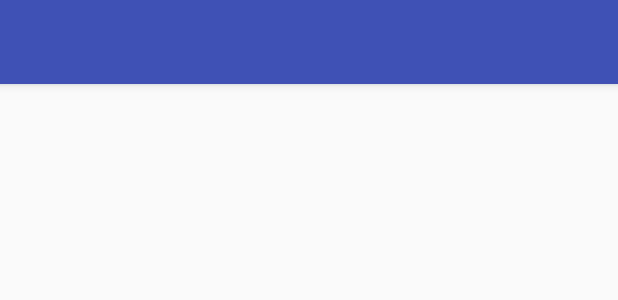
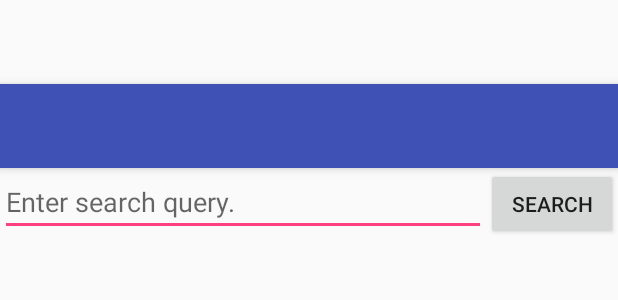
Before and after one commit to nidhik/NYTSearch, an Android app: the layout activity_search.xml on its own in the app's theme, with its tools: preview values and no code run, on a phone screen of 412 x 824 dp. Shown: the top 300 px of the screen. Run offline under Robolectric (Android 15) with nearby library versions, the phone set to English and light mode, and no system bars.

Commit message:
Start laying out main search view.

```diff
--- a/app/src/main/res/layout/activity_search.xml
+++ b/app/src/main/res/layout/activity_search.xml
@@ -1,5 +1,5 @@
 <?xml version="1.0" encoding="utf-8"?>
-<RelativeLayout xmlns:android="http://schemas.android.com/apk/res/android"
+<android.support.design.widget.CoordinatorLayout xmlns:android="http://schemas.android.com/apk/res/android"
     xmlns:app="http://schemas.android.com/apk/res-auto"
     xmlns:tools="http://schemas.android.com/tools"
     android:layout_width="match_parent"
@@ -21,5 +21,7 @@
 
     </android.support.design.widget.AppBarLayout>
 
+    <include layout="@layout/content_search" />
 
-</RelativeLayout>
+
+</android.support.design.widget.CoordinatorLayout>
--- /dev/null
+++ b/app/src/main/res/layout/content_search.xml
@@ -0,0 +1,38 @@
+<?xml version="1.0" encoding="utf-8"?>
+<RelativeLayout xmlns:android="http://schemas.android.com/apk/res/android"
+    xmlns:app="http://schemas.android.com/apk/res-auto"
+    xmlns:tools="http://schemas.android.com/tools"
+    android:layout_width="match_parent"
+    android:layout_height="match_parent"
+    app:layout_behavior="@string/appbar_scrolling_view_behavior"
+    tools:context="com.spitfireathlete.nidhi.nytsearch.SearchActivity"
+    tools:showIn="@layout/activity_search">
+
+
+    <EditText
+        android:layout_width="wrap_content"
+        android:layout_height="wrap_content"
+        android:id="@+id/editText"
+        android:layout_alignParentTop="true"
+        android:layout_alignParentLeft="true"
+        android:layout_alignParentStart="true"
+        android:layout_toLeftOf="@+id/button"
+        android:layout_toStartOf="@+id/button"
+        android:hint="@string/etSearchHint" />
+
+    <Button
+        android:layout_width="wrap_content"
+        android:layout_height="wrap_content"
+        android:text="@string/searchButtonString"
+        android:id="@+id/button"
+        android:layout_alignParentTop="true"
+        android:layout_alignParentRight="true"
+        android:layout_alignParentEnd="true" />
+
+    <GridView
+        android:layout_width="wrap_content"
+        android:layout_height="wrap_content"
+        android:id="@+id/gvResults"
+        android:layout_below="@+id/button"
+        android:layout_centerHorizontal="true" />
+</RelativeLayout>
--- a/app/src/main/res/values/strings.xml
+++ b/app/src/main/res/values/strings.xml
@@ -1,4 +1,6 @@
 <resources>
     <string name="app_name">New York Times Search</string>
     <string name="action_settings">Settings</string>
+    <string name="etSearchHint">Enter search query.</string>
+    <string name="searchButtonString">Search</string>
 </resources>
```
